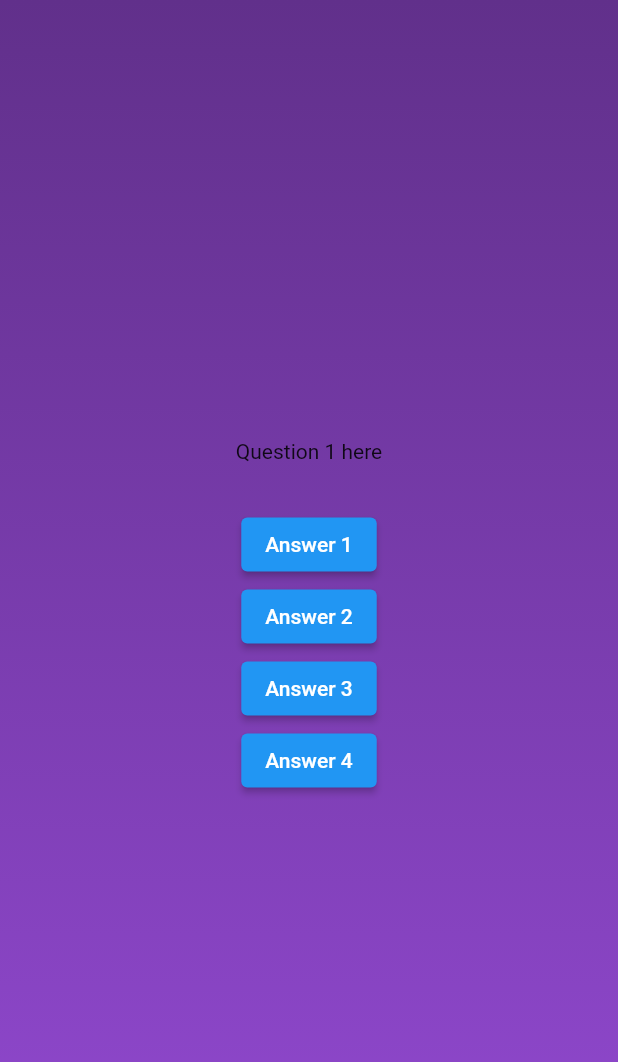
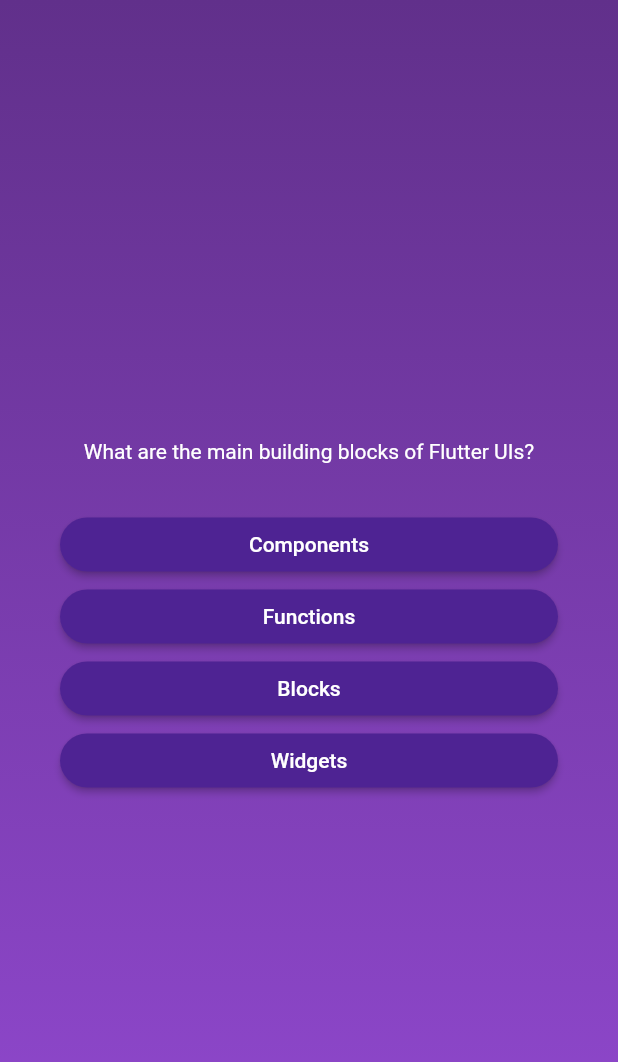
Before and after one commit to jngm8/quizapp, a Flutter app: the screen it shows after launch, after a tap on "Start Quiz", on a phone screen of 412 x 824 dp. Shown: the top 1062 px of the screen. Run offline on Flutter 3.47's test engine with Material 2 defaults, Android fonts, the phone set to English and light mode, and no system bars.

Commit message:
All questions can be displayed

```diff
--- /dev/null
+++ b/lib/answer_button.dart
@@ -0,0 +1,25 @@
+import 'package:flutter/material.dart';
+
+
+class AnswerButton extends StatelessWidget{
+
+  const AnswerButton(this.answer,this.onTap,{super.key});
+
+  final String answer;
+
+  final void Function() onTap;
+
+  @override
+  Widget build(context){
+    return ElevatedButton(
+            onPressed: onTap,
+            style: ElevatedButton.styleFrom(
+              padding: const EdgeInsets.symmetric(vertical: 10,horizontal: 40),
+              backgroundColor: const Color.fromARGB(255, 78, 35, 147),
+              foregroundColor: Colors.white,
+              shape: RoundedRectangleBorder(borderRadius: BorderRadius.circular(40))
+            ),
+            child: Text(answer, textAlign: TextAlign.center,),
+          );
+  }
+}
--- a/lib/model/quiz_questions.dart
+++ b/lib/model/quiz_questions.dart
@@ -5,4 +5,12 @@ class QuizQuestion{
 
   final String question;
   final List<String> answers;
+
+
+  List<String> getSuffledAnswers(){
+
+    final copyList = List.of(answers); //List.of generates a copy of the original answer lis in order to not modify it.
+    copyList.shuffle(); // It generates a random order for every item on the copyList
+    return copyList;
+  }
 }
--- a/lib/questions_screen.dart
+++ b/lib/questions_screen.dart
@@ -1,4 +1,6 @@
 import 'package:flutter/material.dart';
+import 'package:quizapp/answer_button.dart';
+import 'package:quizapp/data/questions.dart';
 
 class QuestionsScreen extends StatefulWidget {
   const QuestionsScreen({super.key});
@@ -10,33 +12,39 @@ class QuestionsScreen extends StatefulWidget {
 }
 
 class _QuestionsScreenState extends State<QuestionsScreen> {
+
+    var actualQuestionNumber = 0;
+
+    void changeQuestion(){
+      setState(() {
+        actualQuestionNumber++;
+      });
+    }
   @override
   Widget build(context) {
+
+    final objectQuestAns = questions[actualQuestionNumber];
+
     return SizedBox(
       width: double.infinity,
-      child: Column(
-        mainAxisAlignment: MainAxisAlignment.center,
-        children: [
-          const Text("Question 1 here"),
-          const SizedBox(height: 30),
-          ElevatedButton(
-            onPressed: () {},
-            child: const Text("Answer 1"),
-          ),
-          ElevatedButton(
-            onPressed: () {},
-            child: const Text("Answer 2"),
-          ),
-          ElevatedButton(
-            onPressed: () {},
-            child: const Text("Answer 3"),
-          ),
-          ElevatedButton(
-            onPressed: () {},
-            child: const Text("Answer 4"),
-          ),
-
-        ],
+      child: Container(
+        margin: const EdgeInsets.all(40),
+        child: Column(
+          mainAxisAlignment: MainAxisAlignment.center,
+          crossAxisAlignment: CrossAxisAlignment.stretch,
+          children: [
+            Text(
+              objectQuestAns.question,
+              style: const TextStyle(color: Colors.white),
+              textAlign: TextAlign.center,
+            ),
+            const SizedBox(height: 30),
+            // Extracting data from the array questions and then put into the AnswerButton class
+            ...objectQuestAns.getSuffledAnswers().map((items) {
+              return AnswerButton(items, changeQuestion);
+            }),
+          ],
+        ),
       ),
     );
   }
```
